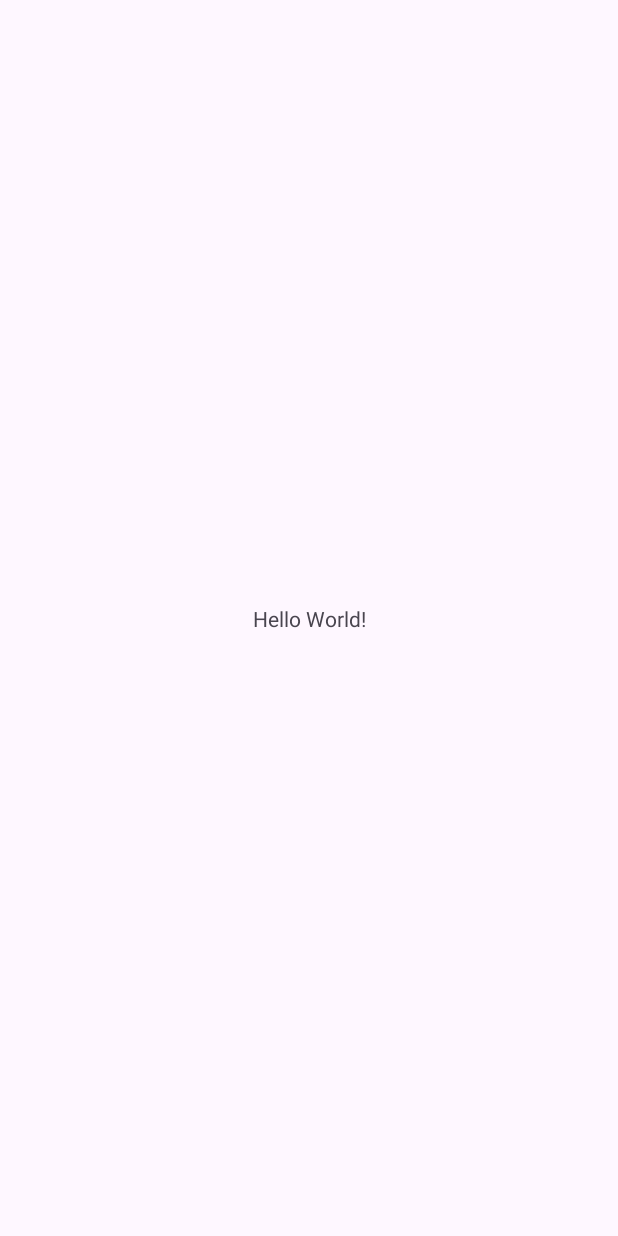
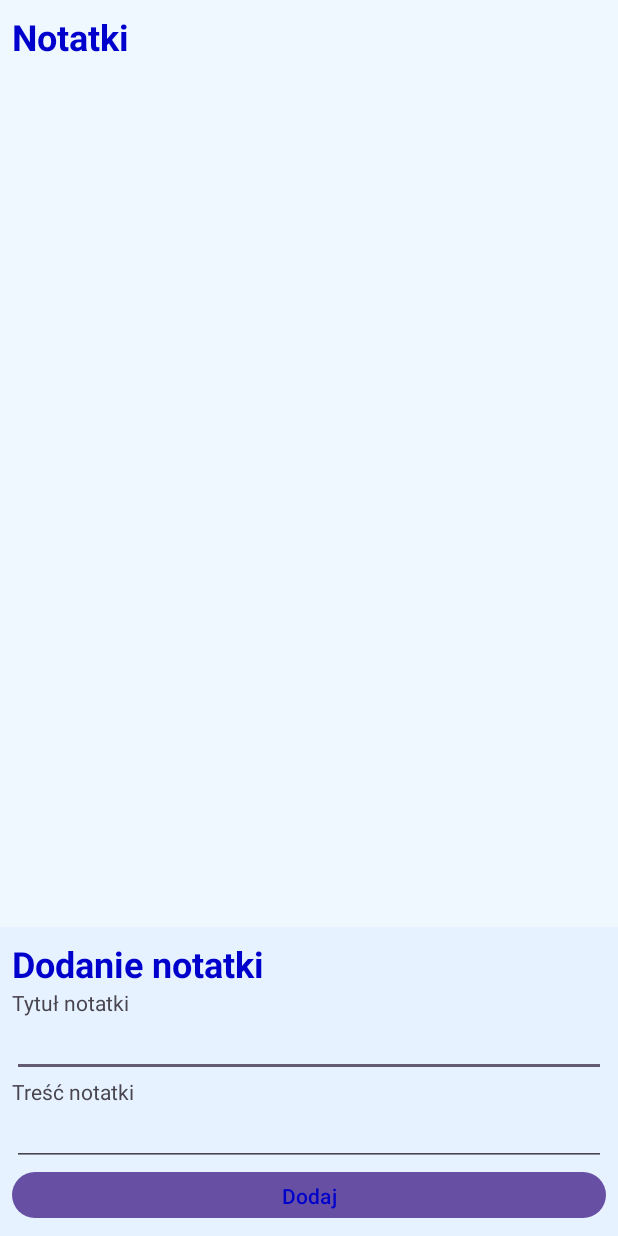
Before and after one commit to FilipBujalski/INF.04-02-26.06-SG-mobilna, an Android app: the screen it shows after launch (MainActivity), on a phone screen of 412 x 824 dp. Before the commit the screen is almost empty. Run offline under Robolectric (Android 15) with nearby library versions, the phone set to English and light mode, and no system bars.

Commit message:
Layout wykonany

```diff
--- a/app/src/main/res/layout/activity_main.xml
+++ b/app/src/main/res/layout/activity_main.xml
@@ -1,19 +1,81 @@
 <?xml version="1.0" encoding="utf-8"?>
-<androidx.constraintlayout.widget.ConstraintLayout xmlns:android="http://schemas.android.com/apk/res/android"
+<LinearLayout xmlns:android="http://schemas.android.com/apk/res/android"
     xmlns:app="http://schemas.android.com/apk/res-auto"
     xmlns:tools="http://schemas.android.com/tools"
     android:id="@+id/main"
     android:layout_width="match_parent"
     android:layout_height="match_parent"
+    android:background="#F0F8FF"
+    android:orientation="vertical"
     tools:context=".MainActivity">
 
-    <TextView
-        android:layout_width="wrap_content"
-        android:layout_height="wrap_content"
-        android:text="Hello World!"
-        app:layout_constraintBottom_toBottomOf="parent"
-        app:layout_constraintEnd_toEndOf="parent"
-        app:layout_constraintStart_toStartOf="parent"
-        app:layout_constraintTop_toTopOf="parent" />
+    <LinearLayout
+        android:layout_width="match_parent"
+        android:layout_height="0dp"
+        android:layout_weight="0.75"
+        android:orientation="vertical"
+        android:padding="8dp">
 
-</androidx.constraintlayout.widget.ConstraintLayout>
+        <TextView
+            android:layout_width="match_parent"
+            android:layout_height="wrap_content"
+            android:textColor="#0000CD"
+            android:textSize="24sp"
+            android:textStyle="bold"
+            android:text="Notatki" />
+
+        <ListView
+            android:id="@+id/listaNotatki"
+            android:layout_width="match_parent"
+            android:layout_height="0dp"
+            android:layout_weight="1"
+            android:layout_marginTop="4dp" />
+    </LinearLayout>
+
+    <LinearLayout
+        android:layout_width="match_parent"
+        android:layout_height="0dp"
+        android:layout_weight="0.25"
+        android:orientation="vertical"
+        android:background="#E6F2FF"
+        android:padding="8dp">
+
+        <TextView
+            android:layout_width="match_parent"
+            android:layout_height="wrap_content"
+            android:textColor="#0000CD"
+            android:textStyle="bold"
+            android:textSize="24sp"
+            android:text="Dodanie notatki" />
+
+        <TextView
+            android:layout_width="match_parent"
+            android:layout_height="wrap_content"
+            android:text="Tytuł notatki" />
+
+        <EditText
+            android:id="@+id/editTextTytulNotatki"
+            android:layout_width="match_parent"
+            android:layout_height="wrap_content"
+            android:textSize="14sp" />
+
+        <TextView
+            android:layout_width="match_parent"
+            android:layout_height="wrap_content"
+            android:text="Treść notatki" />
+
+        <EditText
+            android:id="@+id/editTextTrescNotatki"
+            android:layout_width="match_parent"
+            android:layout_height="wrap_content"
+            android:textSize="14sp" />
+
+        <Button
+            android:id="@+id/buttonDodaj"
+            android:layout_width="match_parent"
+            android:layout_height="wrap_content"
+            android:textColor="#0000CD"
+            android:text="Dodaj" />
+    </LinearLayout>
+
+</LinearLayout>
```
